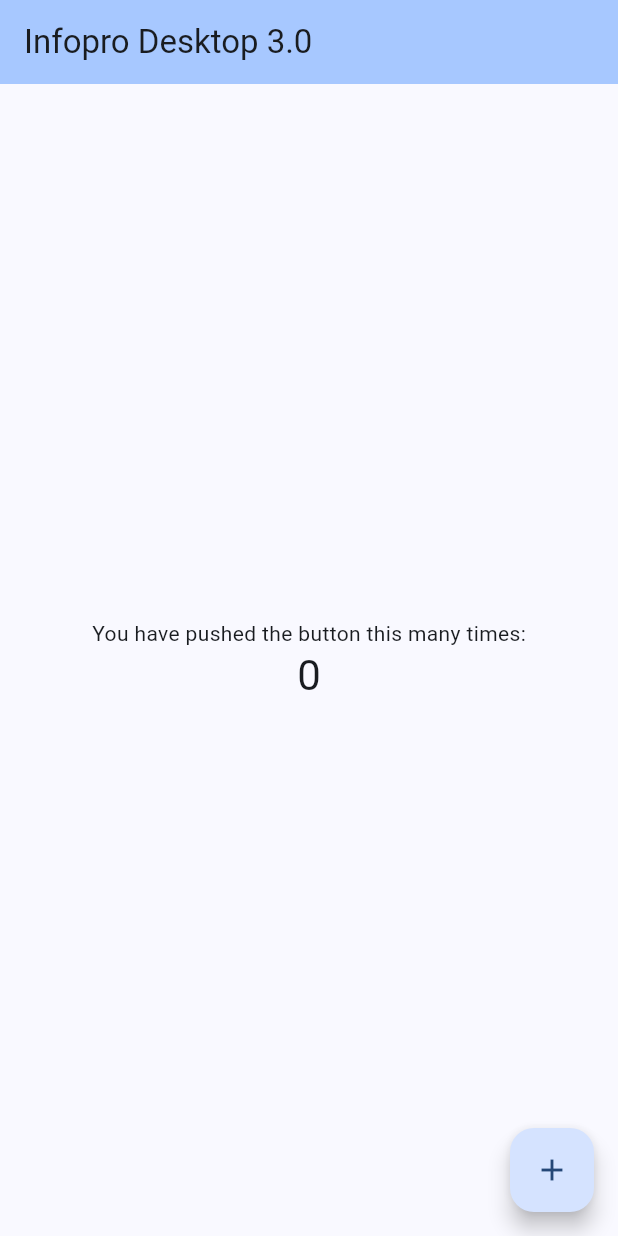
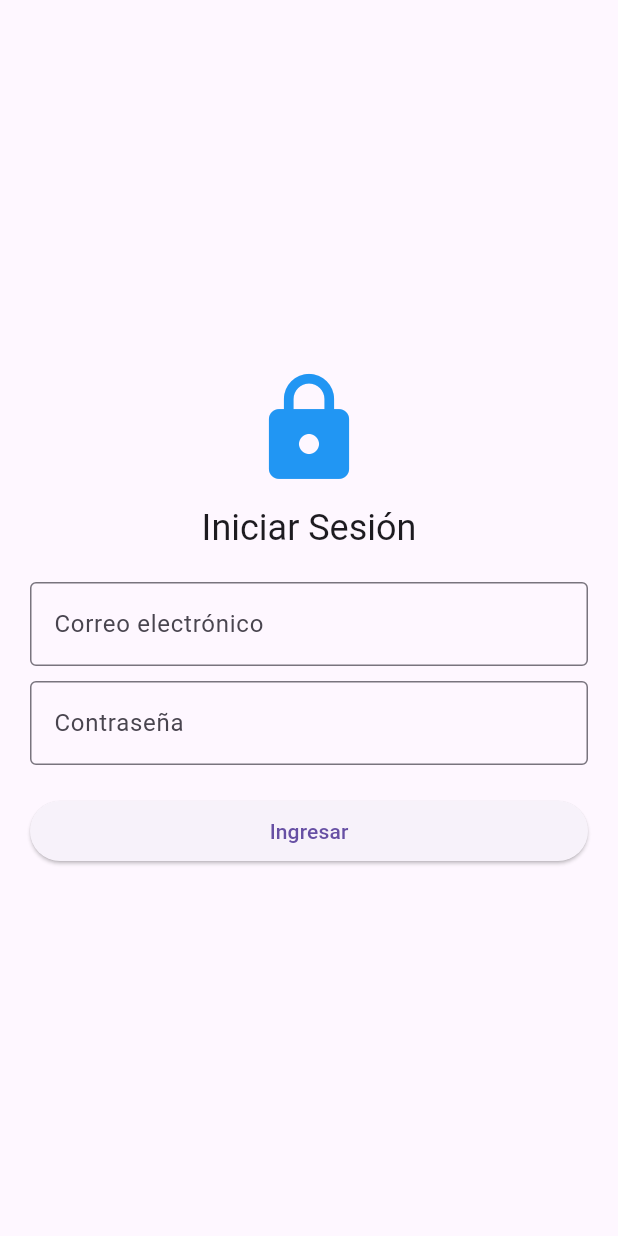
Before and after one commit to IsraRM93/Infopro_Desktop, a Flutter app: the screen it shows after launch, on a phone screen of 412 x 824 dp. Run offline on Flutter 3.47's test engine with Material 3 defaults, Android fonts, the phone set to English and light mode, and no system bars.

Commit message:
Fase 1 Login

```diff
--- a/lib/main.dart
+++ b/lib/main.dart
@@ -1,4 +1,5 @@
 import 'package:flutter/material.dart';
+import 'screens/login_screen.dart';
 
 void main() {
   runApp(const MyApp());
@@ -7,64 +8,13 @@ void main() {
 class MyApp extends StatelessWidget {
   const MyApp({super.key});
 
-  // This widget is the root of your application.
   @override
   Widget build(BuildContext context) {
     return MaterialApp(
       debugShowCheckedModeBanner: false,
-      title: 'Infopro',
-      theme: ThemeData(
-        colorScheme: ColorScheme.fromSeed(
-          seedColor: const Color.fromARGB(255, 58, 112, 183),
-        ),
-      ),
-      home: const MyHomePage(title: 'Infopro Desktop 3.0'),
+      title: 'Login App',
+      theme: ThemeData(primarySwatch: Colors.blue),
+      home: const LoginScreen(),
     );
   }
 }
-
-class MyHomePage extends StatefulWidget {
-  const MyHomePage({super.key, required this.title});
-
-  final String title;
-
-  @override
-  State<MyHomePage> createState() => _MyHomePageState();
-}
-
-class _MyHomePageState extends State<MyHomePage> {
-  int _counter = 0;
-
-  void _incrementCounter() {
-    setState(() {
-      _counter++;
-    });
-  }
-
-  @override
-  Widget build(BuildContext context) {
-    return Scaffold(
-      appBar: AppBar(
-        backgroundColor: Theme.of(context).colorScheme.inversePrimary,
-        title: Text(widget.title),
-      ),
-      body: Center(
-        child: Column(
-          mainAxisAlignment: MainAxisAlignment.center,
-          children: <Widget>[
-            const Text('You have pushed the button this many times:'),
-            Text(
-              '$_counter',
-              style: Theme.of(context).textTheme.headlineMedium,
-            ),
-          ],
-        ),
-      ),
-      floatingActionButton: FloatingActionButton(
-        onPressed: _incrementCounter,
-        tooltip: 'Increment',
-        child: const Icon(Icons.add),
-      ),
-    );
-  }
-}
--- /dev/null
+++ b/lib/screens/login_screen.dart
@@ -0,0 +1,31 @@
+import 'package:flutter/material.dart';
+import '../widgets/login_header.dart';
+import '../widgets/custom_text_field.dart';
+import '../widgets/login_button.dart';
+
+class LoginScreen extends StatelessWidget {
+  const LoginScreen({super.key});
+
+  @override
+  Widget build(BuildContext context) {
+    return Scaffold(
+      body: Padding(
+        padding: const EdgeInsets.all(20.0),
+        child: Column(
+          mainAxisAlignment: MainAxisAlignment.center,
+          children: [
+            const LoginHeader(),
+            const SizedBox(height: 20),
+            const CustomTextField(hintText: 'Correo electrónico'),
+            const SizedBox(height: 10),
+            const CustomTextField(hintText: 'Contraseña', isPassword: true),
+            const SizedBox(height: 20),
+            LoginButton(onPressed: () {
+              // Lógica de autenticación aquí
+            }),
+          ],
+        ),
+      ),
+    );
+  }
+}
--- /dev/null
+++ b/lib/widgets/custom_text_field.dart
@@ -0,0 +1,19 @@
+import 'package:flutter/material.dart';
+
+class CustomTextField extends StatelessWidget {
+  final String hintText;
+  final bool isPassword;
+
+  const CustomTextField({super.key, required this.hintText, this.isPassword = false});
+
+  @override
+  Widget build(BuildContext context) {
+    return TextField(
+      obscureText: isPassword,
+      decoration: InputDecoration(
+        hintText: hintText,
+        border: OutlineInputBorder(),
+      ),
+    );
+  }
+}
--- /dev/null
+++ b/lib/widgets/login_button.dart
@@ -0,0 +1,18 @@
+import 'package:flutter/material.dart';
+
+class LoginButton extends StatelessWidget {
+  final VoidCallback onPressed;
+
+  const LoginButton({super.key, required this.onPressed});
+
+  @override
+  Widget build(BuildContext context) {
+    return SizedBox(
+      width: double.infinity,
+      child: ElevatedButton(
+        onPressed: onPressed,
+        child: const Text('Ingresar'),
+      ),
+    );
+  }
+}
--- /dev/null
+++ b/lib/widgets/login_header.dart
@@ -0,0 +1,19 @@
+import 'package:flutter/material.dart';
+
+class LoginHeader extends StatelessWidget {
+  const LoginHeader({super.key});
+
+  @override
+  Widget build(BuildContext context) {
+    return Column(
+      children: [
+        const Icon(Icons.lock, size: 80, color: Colors.blue),
+        const SizedBox(height: 10),
+        Text(
+          'Iniciar Sesión',
+          style: Theme.of(context).textTheme.headlineSmall,
+        ),
+      ],
+    );
+  }
+}
```
